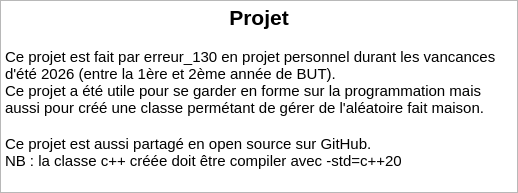
This is FichiersQT/infoProjet.ui in erreur130/Editeur_de_Generateur_de_Nombres_Aleatoire as Qt 5 draws it before an edit. The edited form follows.
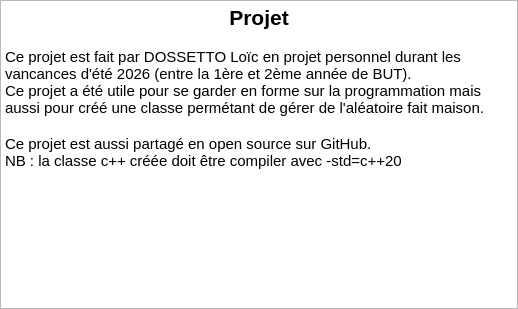
This is the edited form.

Commit message: fix doc : changement de mon nom dans les info du projet

```diff
--- a/FichiersQT/infoProjet.ui
+++ b/FichiersQT/infoProjet.ui
@@ -7,7 +7,7 @@
     <x>0</x>
     <y>0</y>
     <width>518</width>
-    <height>193</height>
+    <height>309</height>
    </rect>
   </property>
   <property name="windowTitle">
@@ -39,8 +39,8 @@
      </property>
      <property name="maximumSize">
       <size>
-       <width>518</width>
-       <height>193</height>
+       <width>5180</width>
+       <height>1930</height>
       </size>
      </property>
      <property name="readOnly">
@@ -53,12 +53,12 @@
 hr { height: 1px; border-width: 0; }
 li.unchecked::marker { content: &quot;\2610&quot;; }
 li.checked::marker { content: &quot;\2612&quot;; }
-&lt;/style&gt;&lt;/head&gt;&lt;body style=&quot; font-family:'Ubuntu Sans'; font-size:11pt; font-weight:400; font-style:normal;&quot;&gt;
-&lt;p align=&quot;center&quot; style=&quot; margin-top:0px; margin-bottom:0px; margin-left:0px; margin-right:0px; -qt-block-indent:0; text-indent:0px;&quot;&gt;&lt;span style=&quot; font-size:16pt; font-weight:700;&quot;&gt;Projet&lt;/span&gt;&lt;/p&gt;
-&lt;p align=&quot;center&quot; style=&quot;-qt-paragraph-type:empty; margin-top:0px; margin-bottom:0px; margin-left:0px; margin-right:0px; -qt-block-indent:0; text-indent:0px; font-weight:700;&quot;&gt;&lt;br /&gt;&lt;/p&gt;
-&lt;p style=&quot; margin-top:0px; margin-bottom:0px; margin-left:0px; margin-right:0px; -qt-block-indent:0; text-indent:0px;&quot;&gt;Ce projet est fait par erreur_130 en projet personnel durant les vancances d'été 2026 (entre la 1ère et 2ème année de BUT).&lt;br /&gt;Ce projet a été utile pour se garder en forme sur la programmation mais aussi pour créé une classe permétant de gérer de l'aléatoire fait maison.&lt;/p&gt;
-&lt;p style=&quot;-qt-paragraph-type:empty; margin-top:0px; margin-bottom:0px; margin-left:0px; margin-right:0px; -qt-block-indent:0; text-indent:0px;&quot;&gt;&lt;br /&gt;&lt;/p&gt;
-&lt;p style=&quot; margin-top:0px; margin-bottom:0px; margin-left:0px; margin-right:0px; -qt-block-indent:0; text-indent:0px;&quot;&gt;Ce projet est aussi partagé en open source sur GitHub.&lt;br /&gt;NB : la classe c++ créée doit être compiler avec -std=c++20&lt;/p&gt;&lt;/body&gt;&lt;/html&gt;</string>
+&lt;/style&gt;&lt;/head&gt;&lt;body style=&quot; font-family:'Segoe UI'; font-size:9pt; font-weight:400; font-style:normal;&quot;&gt;
+&lt;p align=&quot;center&quot; style=&quot; margin-top:0px; margin-bottom:0px; margin-left:0px; margin-right:0px; -qt-block-indent:0; text-indent:0px;&quot;&gt;&lt;span style=&quot; font-family:'Ubuntu Sans'; font-size:16pt; font-weight:700;&quot;&gt;Projet&lt;/span&gt;&lt;/p&gt;
+&lt;p align=&quot;center&quot; style=&quot;-qt-paragraph-type:empty; margin-top:0px; margin-bottom:0px; margin-left:0px; margin-right:0px; -qt-block-indent:0; text-indent:0px; font-family:'Ubuntu Sans'; font-size:11pt; font-weight:700;&quot;&gt;&lt;br /&gt;&lt;/p&gt;
+&lt;p style=&quot; margin-top:0px; margin-bottom:0px; margin-left:0px; margin-right:0px; -qt-block-indent:0; text-indent:0px;&quot;&gt;&lt;span style=&quot; font-family:'Ubuntu Sans'; font-size:11pt;&quot;&gt;Ce projet est fait par DOSSETTO Loïc en projet personnel durant les vancances d'été 2026 (entre la 1ère et 2ème année de BUT).&lt;br /&gt;Ce projet a été utile pour se garder en forme sur la programmation mais aussi pour créé une classe permétant de gérer de l'aléatoire fait maison.&lt;/span&gt;&lt;/p&gt;
+&lt;p style=&quot;-qt-paragraph-type:empty; margin-top:0px; margin-bottom:0px; margin-left:0px; margin-right:0px; -qt-block-indent:0; text-indent:0px; font-family:'Ubuntu Sans'; font-size:11pt;&quot;&gt;&lt;br /&gt;&lt;/p&gt;
+&lt;p style=&quot; margin-top:0px; margin-bottom:0px; margin-left:0px; margin-right:0px; -qt-block-indent:0; text-indent:0px;&quot;&gt;&lt;span style=&quot; font-family:'Ubuntu Sans'; font-size:11pt;&quot;&gt;Ce projet est aussi partagé en open source sur GitHub.&lt;br /&gt;NB : la classe c++ créée doit être compiler avec -std=c++20&lt;/span&gt;&lt;/p&gt;&lt;/body&gt;&lt;/html&gt;</string>
      </property>
     </widget>
    </item>
```
